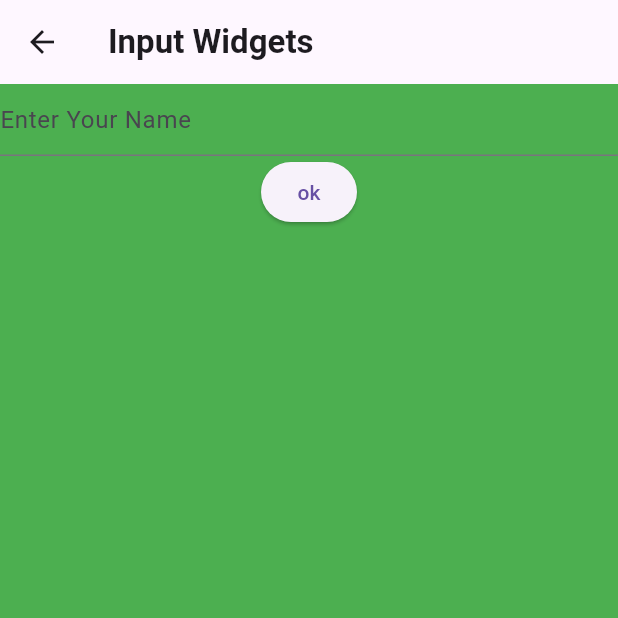
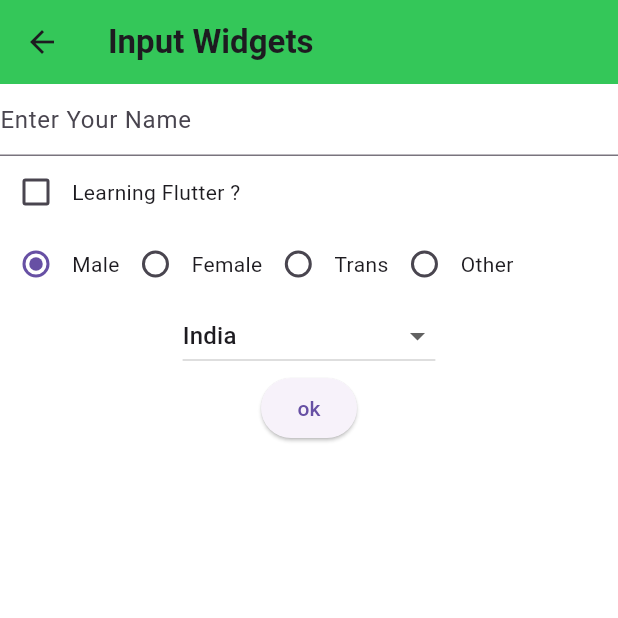
Before and after one commit to chaitanya-kumar-dewangan/third-flutter, a Flutter app: the screen it shows after launch, after a tap on "Input Widgets", on a phone screen of 412 x 824 dp, the top half of it. Run offline on Flutter 3.47's test engine with Material 3 defaults, Android fonts, the phone set to English and light mode, and no system bars.

Commit message:
Input Widgets

```diff
--- a/lib/HomePage.dart
+++ b/lib/HomePage.dart
@@ -1,3 +1,4 @@
+import 'package:flutter/cupertino.dart';
 import 'package:flutter/material.dart';
 import 'package:third/InputWidgets.dart';
 import 'package:third/Profile.dart';
@@ -10,10 +11,22 @@ class HomePage extends StatefulWidget {
 }
 
 class _HomePageState extends State<HomePage> {
+
+  List countries = [
+    'India',
+    'usa',
+    'uk',
+    'turkey',
+    'south korea',
+    'UK'
+  ];
+  String? country;
   @override
   Widget build(BuildContext context) {
+
     return Scaffold(
       appBar: AppBar(
+        backgroundColor: CupertinoColors.activeGreen,
         title: Text('Home Page'),
       ),
       body: Center(
@@ -22,16 +35,36 @@ class _HomePageState extends State<HomePage> {
           children: [
             ElevatedButton(
                 onPressed: () {
-                  Navigator.push(context,
-                      MaterialPageRoute(builder: (context) => Profile()),);
+                  Navigator.push(
+                    context,
+                    MaterialPageRoute(builder: (context) => Profile()),
+                  );
                 },
                 child: Text('View Profile Detail')),
+
             ElevatedButton(
                 onPressed: () {
-                  Navigator.push(context,
-                    MaterialPageRoute(builder: (context) => Inputwidgets()),);
+                  Navigator.push(
+                    context,
+                    MaterialPageRoute(builder: (context) => Inputwidgets()),
+                  );
                 },
                 child: Text('Input Widgets')),
+
+            DropdownButton<String>(
+                hint: Text('Select Your Country'),
+                value: country,
+                items: countries
+                    .map((e) => DropdownMenuItem<String>(child: Text(e)))
+                    .toList(),
+                onChanged: (value){
+                  setState(() {
+                    country=value;
+                  });
+
+                }),
+
+
           ],
         ),
       ),
--- a/lib/InputWidgets.dart
+++ b/lib/InputWidgets.dart
@@ -8,17 +8,34 @@ class Inputwidgets extends StatefulWidget {
   State<Inputwidgets> createState() => _InputwidgetsState();
 }
 
+enum Gender { Male, Female, Trans, Other }
+
 class _InputwidgetsState extends State<Inputwidgets> {
   final nameController = TextEditingController();
+  bool checked = false;
+  Gender gender = Gender.Male;
+
+ List countries = [
+   'India',
+   'usa',
+   'uk',
+   'turky'
+   'south korea',
+   'UK'
+  ];
+
+  String? country;
+
   @override
   Widget build(BuildContext context) {
     return Scaffold(
-      backgroundColor: Colors.green,
+      backgroundColor: Colors.white,
       appBar: AppBar(
         title: Text(
           'Input Widgets',
           style: TextStyle(fontWeight: FontWeight.bold),
         ),
+        backgroundColor: CupertinoColors.activeGreen,
       ),
       body: Center(
         child: Column(
@@ -27,13 +44,83 @@ class _InputwidgetsState extends State<Inputwidgets> {
               controller: nameController,
               decoration: InputDecoration(hintText: 'Enter Your Name'),
             ),
-            // TextFormField(
-            //   decoration: InputDecoration(label: Text('Enter Your Name')),
-            // ),
-            ElevatedButton(onPressed: (){
-              print(nameController.text);
-            }, child:Text('ok')),
 
+
+            Row(
+              children: [
+                Checkbox(
+                    value: checked,
+                    onChanged: (value) {
+                      setState(() {
+                        checked = value!;
+                      });
+                    }),
+                Text('Learning Flutter ?')
+              ],
+            ),
+            Row(
+              children: [
+                Radio<Gender>(
+                  value: Gender.Male,
+                  groupValue: gender,
+                  onChanged: (value) {
+                    setState(() {
+                      gender = value!;
+                    });
+                  },
+                ),
+                Text('Male'),
+                Radio<Gender>(
+                  value: Gender.Female,
+                  groupValue: gender,
+                  onChanged: (value) {
+                    setState(() {
+                      gender = value!;
+                    });
+                  },
+                ),
+                Text('Female'),
+                Radio<Gender>(
+                  value: Gender.Trans,
+                  groupValue: gender,
+                  onChanged: (value) {
+                    setState(() {
+                      gender = value!;
+                    });
+                  },
+                ),
+                Text('Trans'),
+                Radio<Gender>(
+                  value: Gender.Other,
+                  groupValue: gender,
+                  onChanged: (value) {
+                    setState(() {
+                      gender = value!;
+                    });
+                  },
+                ),
+                Text('Other'),
+              ],
+            ),
+
+            DropdownButton<String>(
+                hint: Text('Select Your Country'),
+                value: country,
+                items: countries
+                    .map((e) => DropdownMenuItem<String>(child: Text(e)))
+                    .toList(),
+                onChanged: (value){
+                  setState(() {
+                    country=value;
+                  });
+
+                }),
+
+            ElevatedButton(
+                onPressed: () {
+                  print(nameController.text);
+                },
+                child: Text('ok')),
           ],
         ),
       ),
```
